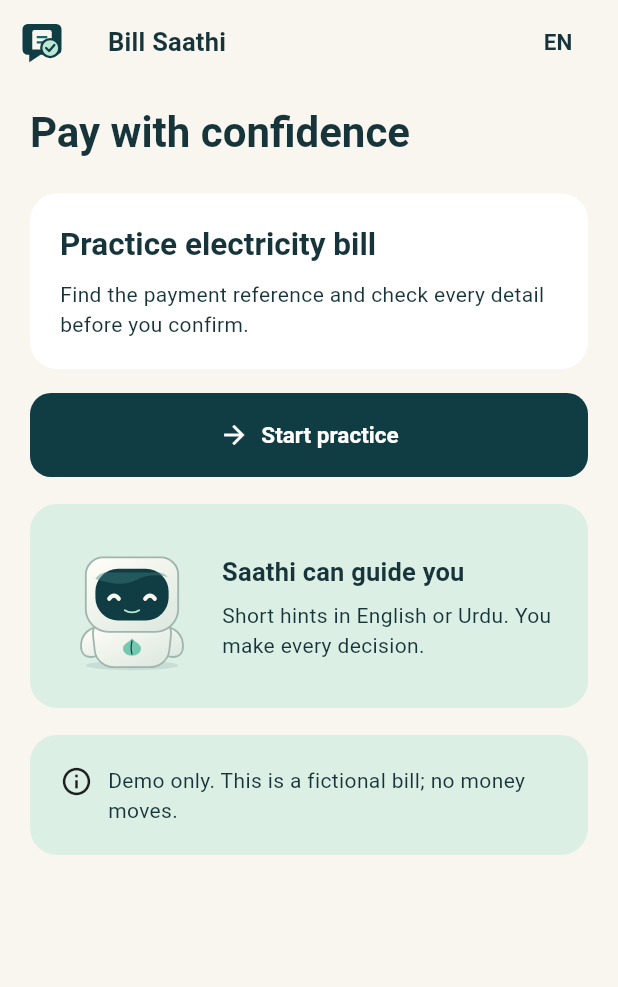
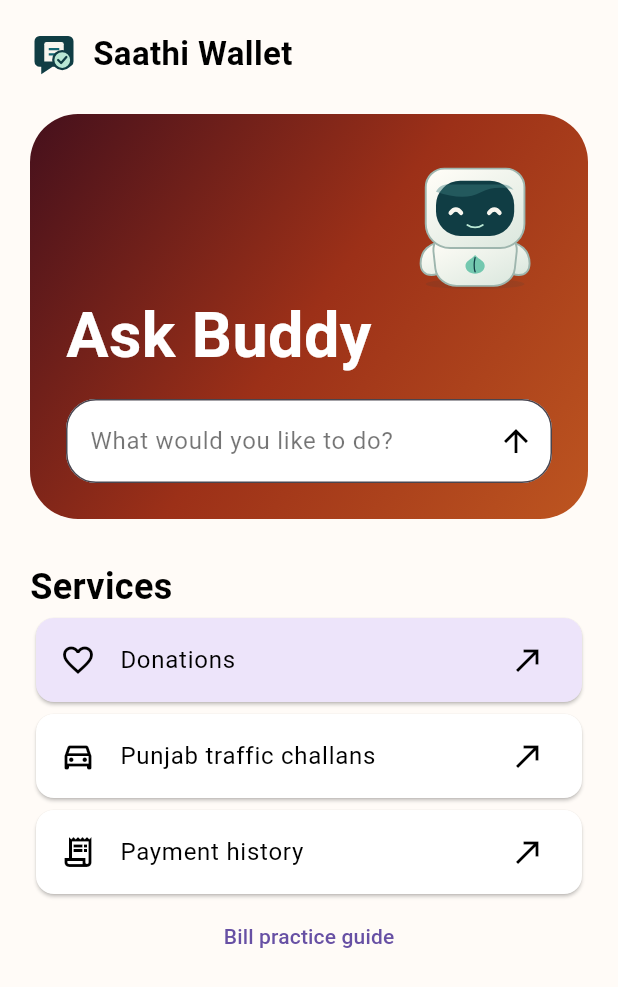
Before and after one commit to MuhammadTayyabNasir/BuildHybridAI, a Flutter app: the screen it shows after launch, on a phone screen of 412 x 824 dp. Shown: the top 987 px of the screen. Run offline on Flutter 3.47's test engine with Material 3 defaults, Android fonts, the phone set to English and light mode, and no system bars; our stand-ins replace firebase_ai, firebase_core, flutter_svg, shared_preferences; missing offline and left inert: firebase_app_check; accounts and stored records are empty.

Commit message:
Open wallet services from Buddy requests and save payment receipts

```diff
--- /dev/null
+++ b/flutter_app/lib/ui/wallet.dart
@@ -0,0 +1,415 @@
+import 'dart:convert';
+import 'package:flutter/material.dart';
+import 'package:flutter_svg/flutter_svg.dart';
+import 'package:shared_preferences/shared_preferences.dart';
+import 'package:url_launcher/url_launcher.dart';
+
+enum Service {
+  donations(
+    'Donations',
+    Icons.favorite_outline,
+    'Edhi Foundation',
+    'Choose a cause and amount on Edhi’s donation page.',
+    'https://www.edhi.org/shop/donation-72',
+  ),
+  challans(
+    'Punjab traffic challans',
+    Icons.directions_car_outlined,
+    'ePay Punjab',
+    'Choose Punjab Police, then Traffic Challan. Have your challan slip ready.',
+    'https://epay.punjab.gov.pk/',
+  ),
+  history('Payment history', Icons.receipt_long_outlined, '', '', '');
+
+  const Service(this.title, this.icon, this.provider, this.help, this.url);
+  final String title, provider, help, url;
+  final IconData icon;
+}
+
+Service? resolveRequest(String query) {
+  final q = query.toLowerCase();
+  if (RegExp(
+    r'last|recent|previous|history|receipt|when did|how much did',
+  ).hasMatch(q)) {
+    return Service.history;
+  }
+  if (RegExp(r'donat|charit|zakat|edhi|give money').hasMatch(q)) {
+    return Service.donations;
+  }
+  if (RegExp(r'chall?an|traffic|driving fine|ticket').hasMatch(q)) {
+    return Service.challans;
+  }
+  return null;
+}
+
+class Wallet extends StatefulWidget {
+  const Wallet({super.key, required this.practice, this.interpret});
+  final WidgetBuilder practice;
+  final Future<Service?> Function(String)? interpret;
+  @override
+  State<Wallet> createState() => _WalletState();
+}
+
+class _WalletState extends State<Wallet> {
+  final input = TextEditingController();
+  String? reply;
+  List<String> records = [];
+  bool ready = false;
+  bool resolving = false;
+  String? unknown;
+  final storage = SharedPreferencesAsync();
+  @override
+  void initState() {
+    super.initState();
+    load();
+  }
+
+  Future<void> load() async {
+    try {
+      final saved = await storage.getStringList('wallet.receipts') ?? [];
+      if (mounted) {
+        setState(() {
+          records = saved;
+          ready = true;
+        });
+      }
+    } catch (_) {
+      if (mounted) {
+        setState(() => reply = 'Saved receipts could not be loaded.');
+      }
+    }
+  }
+
+  @override
+  void dispose() {
+    input.dispose();
+    super.dispose();
+  }
+
+  void ask() {
+    unknown = null;
+    final target = resolveRequest(input.text);
+    if (target == null) {
+      unknown = input.text.trim();
+      setState(
+        () => reply =
+            'I can open donations, find Punjab traffic challans, or show your saved payments. Which do you need?',
+      );
+      return;
+    }
+    FocusScope.of(context).unfocus();
+    input.clear();
+    setState(() => reply = null);
+    open(target);
+  }
+
+  Future<void> askCloud() async {
+    final query = unknown;
+    if (query == null || query.isEmpty || resolving) return;
+    setState(() => resolving = true);
+    Service? target;
+    try {
+      target = await widget.interpret?.call(query);
+    } catch (_) {}
+    if (!mounted) return;
+    setState(() => resolving = false);
+    if (input.text.trim() != query ||
+        ModalRoute.of(context)?.isCurrent != true) {
+      return;
+    }
+    setState(() {
+      unknown = null;
+      reply = target == null
+          ? 'Cloud help could not match this request. Choose a service below.'
+          : null;
+    });
+    if (target != null) open(target);
+  }
+
+  void open(Service service) {
+    Navigator.of(context).push(
+      MaterialPageRoute<void>(
+        builder: (context) => Scaffold(
+          appBar: AppBar(title: Text(service.title)),
+          body: Center(
+            child: ConstrainedBox(
+              constraints: const BoxConstraints(maxWidth: 600),
+              child: ListView(
+                padding: const EdgeInsets.all(24),
+                children: [
+                  if (service == Service.history) ...[
+                    Text(
+                      records.isEmpty
+                          ? 'No receipts saved yet'
+                          : 'Latest saved payment',
+                      style: Theme.of(context).textTheme.headlineSmall,
+                    ),
+                    if (records.isEmpty)
+                      const Text(
+                        'After paying with a provider, you can save the receipt details here.',
+                      ),
+                    ...records.map(receipt),
+                  ] else ...[
+                    Icon(service.icon, size: 64),
+                    const SizedBox(height: 24),
+                    Text(
+                      service.provider,
+                      style: Theme.of(context).textTheme.headlineMedium,
+                    ),
+                    Text(service.help),
+                    const SizedBox(height: 24),
+                    FilledButton(
+                      onPressed: () async {
+                        try {
+                          if (await launchUrl(
+                            Uri.parse(service.url),
+                            mode: LaunchMode.externalApplication,
+                          )) {
+                            return;
+                          }
+                        } catch (_) {}
+                        if (context.mounted) {
+                          ScaffoldMessenger.of(context).showSnackBar(
+                            SnackBar(
+                              content: SelectableText(
+                                'Open ${service.url} in your browser.',
+                              ),
+                            ),
+                          );
+                        }
+                      },
+                      child: Text('Open ${service.provider}'),
+                    ),
+                    OutlinedButton(
+                      onPressed: ready
+                          ? () => saveReceipt(context, service)
+                          : null,
+                      child: const Text('Save a completed payment'),
+                    ),
+                  ],
+                ],
+              ),
+            ),
+          ),
+        ),
+      ),
+    );
+  }
+
+  Widget receipt(String entry) {
+    final row = jsonDecode(entry) as List;
+    return ListTile(
+      leading: const Icon(Icons.receipt_outlined),
+      title: Text(row[0] as String),
+      subtitle: Text('Manually saved · ${row[2]}'),
+      trailing: Text('Rs ${row[1]}'),
+    );
+  }
+
+  Future<void> saveReceipt(BuildContext page, Service service) async {
+    String amount = '';
+    final value = await showDialog<String>(
+      context: page,
+      builder: (ctx) => AlertDialog(
+        title: const Text('Record your payment'),
+        content: TextField(
+          autofocus: true,
+          keyboardType: const TextInputType.numberWithOptions(decimal: true),
+          decoration: const InputDecoration(labelText: 'Amount paid in PKR'),
+          onChanged: (v) => amount = v.trim(),
+        ),
+        actions: [
+          TextButton(
+            onPressed: () => Navigator.pop(ctx),
+            child: const Text('Cancel'),
+          ),
+          TextButton(
+            onPressed: () {
+              if (RegExp(r'^\d{1,9}(\.\d{1,2})?$').hasMatch(amount) &&
+                  double.parse(amount) > 0) {
+                Navigator.pop(ctx, amount);
+              } else {
+                ScaffoldMessenger.of(page).showSnackBar(
+                  const SnackBar(
+                    content: Text(
+                      'Enter a positive amount with up to two decimal places.',
+                    ),
+                  ),
+                );
+              }
+            },
+            child: const Text('Save'),
+          ),
+        ],
+      ),
+    );
+    if (value == null || !page.mounted) return;
+    final updated = [
+      jsonEncode([
+        service.provider,
+        value,
+        DateTime.now().toLocal().toString().split(' ').first,
+      ]),
+      ...records,
+    ];
+    try {
+      await storage.setStringList('wallet.receipts', updated);
+    } catch (_) {
+      if (page.mounted) {
+        ScaffoldMessenger.of(page).showSnackBar(
+          const SnackBar(content: Text('Could not save this receipt.')),
+        );
+      }
+      return;
+    }
+    if (!mounted) return;
+    setState(() => records = updated);
+    if (page.mounted) {
+      Navigator.pop(page);
+      open(Service.history);
+    }
+  }
+
+  @override
+  Widget build(BuildContext context) => Scaffold(
+    backgroundColor: const Color(0xfffffbf7),
+    body: SafeArea(
+      child: Center(
+        child: ConstrainedBox(
+          constraints: const BoxConstraints(maxWidth: 660),
+          child: ListView(
+            padding: const EdgeInsets.all(20),
+            children: [
+              Row(
+                children: [
+                  SvgPicture.asset('assets/saathi-mark.svg', width: 32),
+                  const SizedBox(width: 10),
+                  const Text(
+                    'Saathi Wallet',
+                    style: TextStyle(
+                      fontSize: 22,
+                      fontWeight: FontWeight.w700,
+                      color: Colors.black,
+                    ),
+                  ),
+                ],
+              ),
+              const SizedBox(height: 24),
+              Container(
+                padding: const EdgeInsets.all(24),
+                decoration: BoxDecoration(
+                  borderRadius: BorderRadius.circular(32),
+                  gradient: const LinearGradient(
+                    begin: Alignment.topLeft,
+                    end: Alignment.bottomRight,
+                    colors: [
+                      Color(0xff45101c),
+                      Color(0xff9c3018),
+                      Color(0xffbd5520),
+                    ],
+                  ),
+                ),
+                child: Column(
+                  crossAxisAlignment: CrossAxisAlignment.start,
+                  children: [
+                    Align(
+                      alignment: Alignment.centerRight,
+                      child: SvgPicture.asset(
+                        'assets/saathi-mascot.svg',
+                        height: 94,
+                      ),
+                    ),
+                    const Text(
+                      'Ask Buddy',
+                      style: TextStyle(
+                        color: Colors.white,
+                        fontSize: 42,
+                        fontWeight: FontWeight.w600,
+                      ),
+                    ),
+                    const SizedBox(height: 12),
+                    TextField(
+                      controller: input,
+                      onSubmitted: (_) => ask(),
+                      textInputAction: TextInputAction.send,
+                      style: const TextStyle(color: Colors.black),
+                      decoration: InputDecoration(
+                        filled: true,
+                        fillColor: Colors.white,
+                        hintStyle: const TextStyle(color: Colors.black54),
+                        hintText: 'What would you like to do?',
+                        suffixIcon: IconButton(
+                          tooltip: 'Send request',
+                          icon: const Icon(
+                            Icons.arrow_upward,
+                            color: Colors.black,
+                          ),
+                          onPressed: ask,
+                        ),
+                        border: OutlineInputBorder(
+                          borderRadius: BorderRadius.circular(20),
+                        ),
+                      ),
+                    ),
+                    if (unknown?.isNotEmpty == true && widget.interpret != null)
+                      OutlinedButton(
+                        style: OutlinedButton.styleFrom(
+                          foregroundColor: Colors.white,
+                        ),
+                        onPressed: resolving ? null : askCloud,
+                        child: Text(
+                          resolving
+                              ? 'Finding service…'
+                              : 'Send request to cloud AI',
+                        ),
+                      ),
+                    if (reply != null)
+                      Semantics(
+                        liveRegion: true,
+                        child: Text(
+                          reply!,
+                          style: const TextStyle(color: Colors.white),
+                        ),
+                      ),
+                  ],
+                ),
+              ),
+              const SizedBox(height: 28),
+              const Text(
+                'Services',
+                style: TextStyle(
+                  fontSize: 24,
+                  fontWeight: FontWeight.w600,
+                  color: Colors.black,
+                ),
+              ),
+              ...Service.values.map(
+                (s) => Card(
+                  color: s == Service.donations
+                      ? const Color(0xffede4fa)
+                      : Colors.white,
+                  child: ListTile(
+                    textColor: Colors.black,
+                    iconColor: Colors.black,
+                    leading: Icon(s.icon),
+                    title: Text(s.title),
+                    trailing: const Icon(Icons.north_east),
+                    onTap: () => open(s),
+                  ),
+                ),
+              ),
+              if (records.isNotEmpty) Card(child: receipt(records.first)),
+              TextButton(
+                onPressed: () => Navigator.push(
+                  context,
+                  MaterialPageRoute(builder: widget.practice),
+                ),
+                child: const Text('Bill practice guide'),
+              ),
+            ],
+          ),
+        ),
+      ),
+    ),
+  );
+}
--- a/flutter_app/pubspec.yaml
+++ b/flutter_app/pubspec.yaml
@@ -40,6 +40,8 @@ dependencies:
   firebase_ai: ^5.1.0
   firebase_app_check: ^0.5.1
   flutter_svg: ^2.3.4
+  url_launcher: ^6.3.3
+  shared_preferences: ^2.5.6
 
 dev_dependencies:
   flutter_test:
```
Also changed, not shown: flutter_app/lib/main.dart (+26 -2 lines), flutter_app/pubspec.lock, 6 other files.
